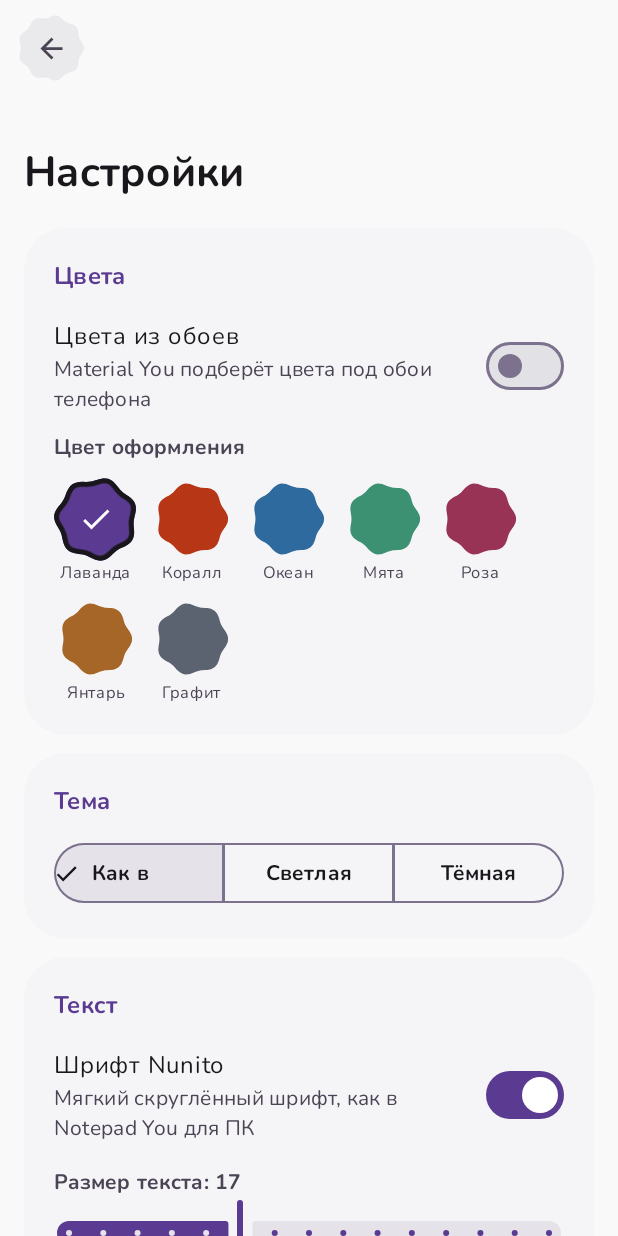
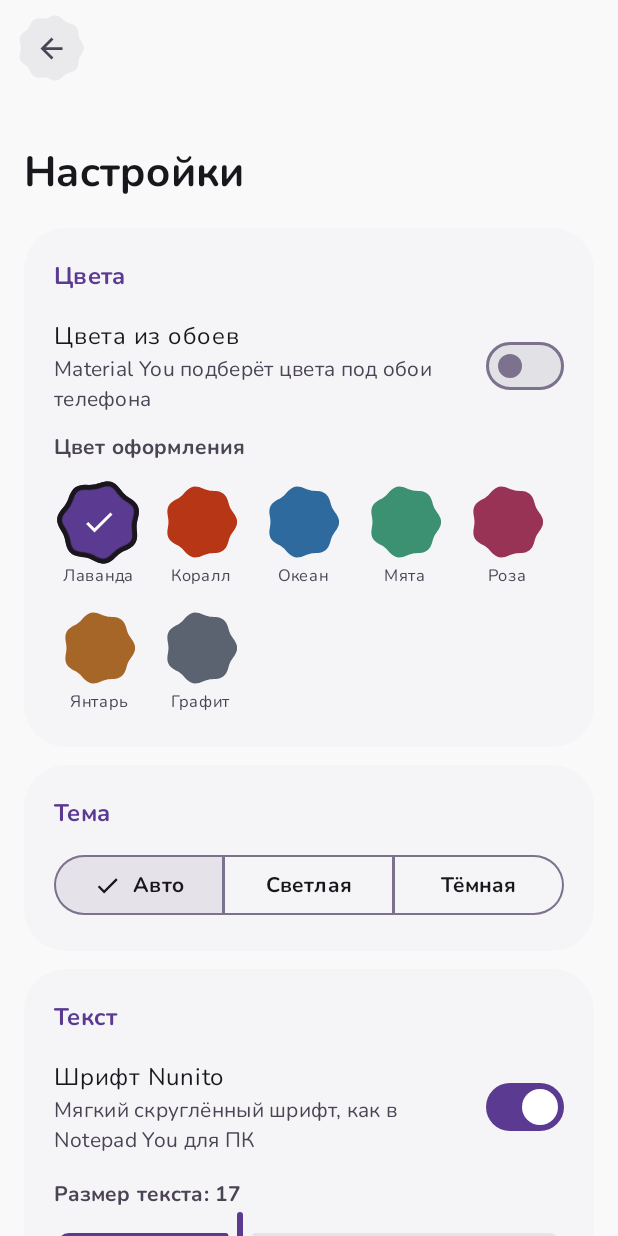
Before and after one commit to keysliong/notepad-you-app, an Android app built with Jetpack Compose: the screen it shows after launch (MainActivity), after a tap on "Настройки", on a phone screen of 412 x 824 dp. Run offline under Robolectric (Android 15) with nearby library versions, the phone set to English and light mode, and no system bars; 3 other taps on this screen came first.

Commit message:
Android: экран не сбрасывается при смене темы и повороте, цвет выбирается и по подписи
Co-Authored-By: Claude Opus 5.5 <noreply@anthropic.com>

```diff
--- a/android/app/src/main/AndroidManifest.xml
+++ b/android/app/src/main/AndroidManifest.xml
@@ -14,6 +14,7 @@
             android:name=".MainActivity"
             android:exported="true"
             android:launchMode="singleTask"
+            android:configChanges="uiMode|orientation|screenSize|screenLayout|smallestScreenSize|keyboard|keyboardHidden|density|locale|layoutDirection|fontScale"
             android:windowSoftInputMode="adjustResize">
 
             <intent-filter>
--- a/android/app/src/main/java/io/github/notepadyou/SettingsScreen.kt
+++ b/android/app/src/main/java/io/github/notepadyou/SettingsScreen.kt
@@ -96,7 +96,7 @@ fun SettingsScreen(prefs: Prefs, onBack: () -> Unit) {
             item {
                 Section("Тема") {
                     SingleChoiceSegmentedButtonRow(Modifier.fillMaxWidth()) {
-                        listOf("Как в системе", "Светлая", "Тёмная").forEachIndexed { i, label ->
+                        listOf("Авто", "Светлая", "Тёмная").forEachIndexed { i, label ->
                             SegmentedButton(
                                 selected = prefs.themeMode == i,
                                 onClick = { prefs.themeMode = i },
@@ -173,15 +173,18 @@ private fun Swatch(seed: Seed, selected: Boolean, dark: Boolean, onClick: () ->
     val onColor = seedScheme(seed, dark).onPrimary
     val rot by animateFloatAsState(if (selected) 30f else 0f, spring(Spring.DampingRatioMediumBouncy), label = "r")
     val scale by animateFloatAsState(if (selected) 1f else 0.86f, spring(Spring.DampingRatioMediumBouncy), label = "s")
-    Column(horizontalAlignment = Alignment.CenterHorizontally) {
+    // Нажимать можно и на печеньку, и на подпись под ней
+    Column(
+        horizontalAlignment = Alignment.CenterHorizontally,
+        modifier = Modifier.clip(RoundedCornerShape(16.dp)).clickable(onClick = onClick).padding(2.dp),
+    ) {
         Box(
             Modifier
                 .size(56.dp)
                 .graphicsLayer { rotationZ = rot; scaleX = scale; scaleY = scale }
                 .clip(CookieShape(7, 0.1f))
                 .background(color)
-                .then(if (selected) Modifier.border(3.dp, MaterialTheme.colorScheme.onSurface, CookieShape(7, 0.1f)) else Modifier)
-                .clickable(onClick = onClick),
+                .then(if (selected) Modifier.border(3.dp, MaterialTheme.colorScheme.onSurface, CookieShape(7, 0.1f)) else Modifier),
             contentAlignment = Alignment.Center,
         ) {
             val check by animateFloatAsState(if (selected) 1f else 0f, spring(Spring.DampingRatioMediumBouncy), label = "c")
```
Also changed, not shown: 1 other file.
